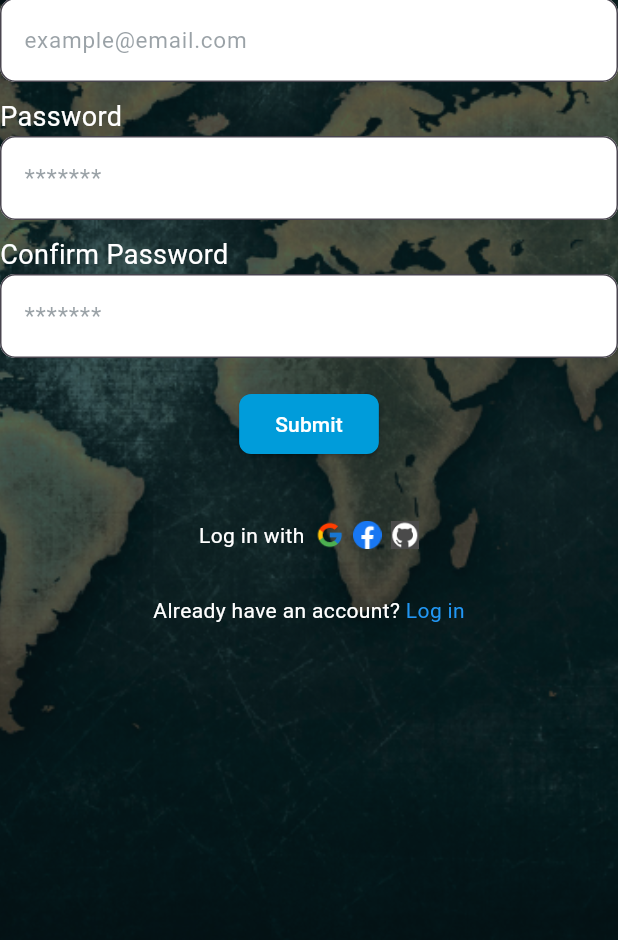
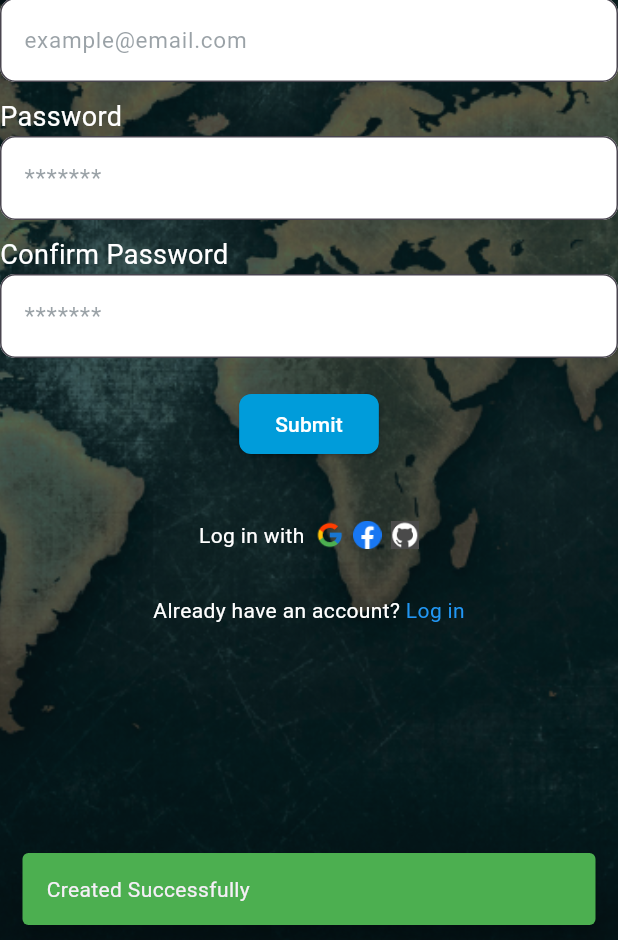
Before and after one commit to Allan0092/worldreader, a Flutter app: the SignUpPage screen opened directly, after a tap on "Submit", on a phone screen of 412 x 824 dp, the part 296-1236 px from its top. Run offline on Flutter 3.47's test engine with Material 3 defaults, Android fonts, the phone set to English and light mode, and no system bars; Roboto replaces fonts that are missing (Montserrat).

Commit message:
added showBottomSnackBar function and integrated it into the sign-up page for success feedback

```diff
--- /dev/null
+++ b/lib/common/show_bottom_snack_bar.dart
@@ -0,0 +1,14 @@
+import "package:flutter/material.dart";
+
+showBottomSnackBar({
+  required BuildContext context,
+  required String message,
+  Color? color,
+}) {
+  ScaffoldMessenger.of(context).showSnackBar(SnackBar(
+    content: Text(message),
+    backgroundColor: color ?? Colors.green,
+    duration: const Duration(seconds: 1),
+    behavior: SnackBarBehavior.floating,
+  ));
+}
```
Also changed, not shown: lib/view/sign_up_page.dart (+10 -5 lines).
